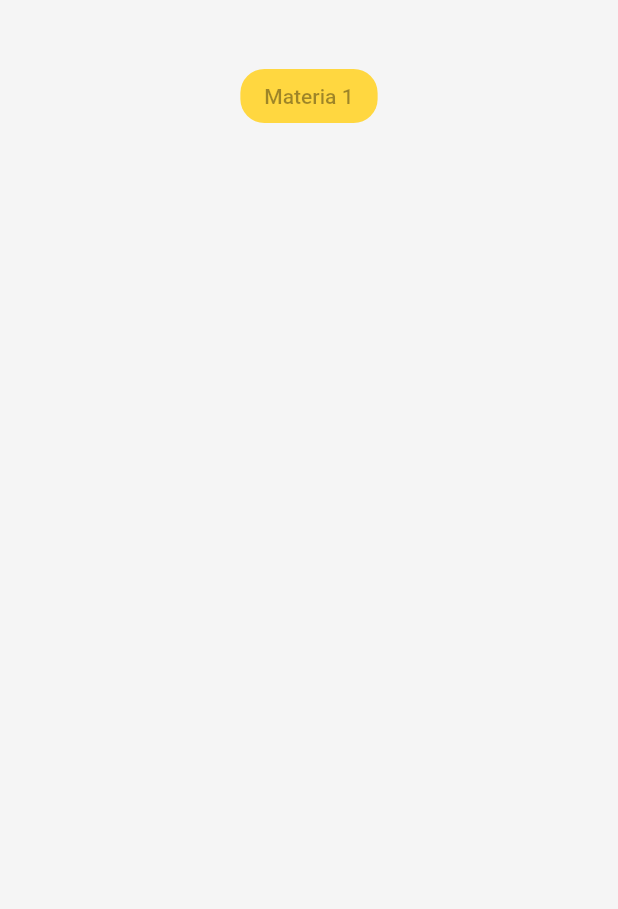
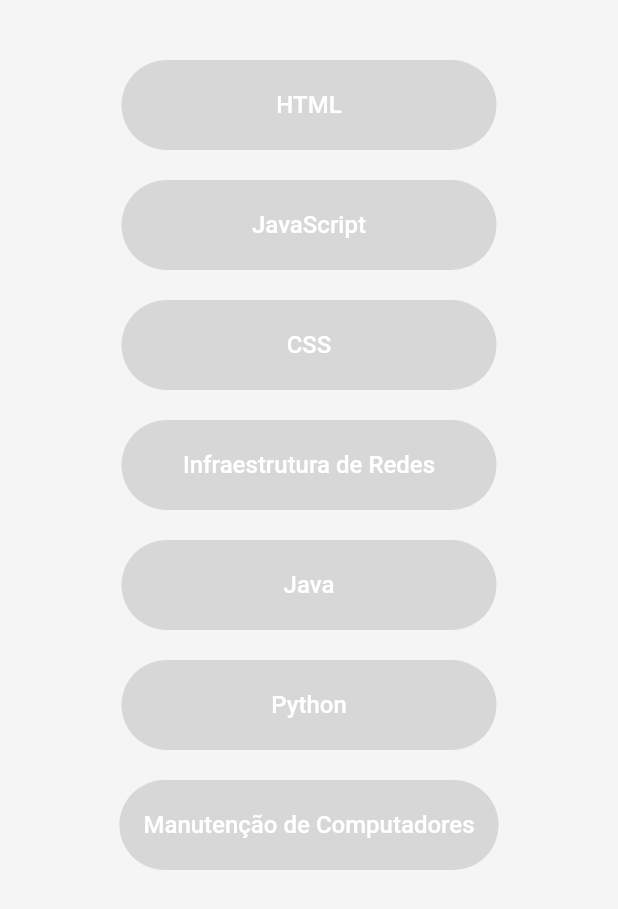
Before and after one commit to diozenio/bookstop, a Flutter app: the screen it shows after launch, on a phone screen of 412 x 824 dp. Shown: the top 909 px of the screen. Run offline on Flutter 3.47's test engine with Material 2 defaults, Android fonts, the phone set to English and light mode, and no system bars.

Commit message:
Botões (aparentemente) sem cor implementados

```diff
--- a/lib/pages/materia.dart
+++ b/lib/pages/materia.dart
@@ -20,18 +20,134 @@ class _MateriaState extends State<Materia> {
           padding: EdgeInsets.all(20.0),
           margin: EdgeInsets.all(20.0),
           child: Column(
+            mainAxisAlignment: MainAxisAlignment.center,
             children: [
               ElevatedButton(
-                style: ButtonStyle(
-                  backgroundColor: MaterialStateProperty.all<Color>(Colors.amberAccent),
-                  shape: MaterialStateProperty.all(RoundedRectangleBorder(
-                    borderRadius: BorderRadius.circular(16)
-                  ))
+                onPressed: null,
+                style: ElevatedButton.styleFrom(
+                  minimumSize: Size(250.0, 60.0),
+                  primary: Colors.amberAccent,
+                  onPrimary: Colors.amberAccent,
+                  shape: RoundedRectangleBorder(
+                    borderRadius: BorderRadius.all(Radius.circular(30))
+                  )
                 ),
+                child: Text( 'HTML',
+                  style: TextStyle(
+                    color: Colors.white,
+                    fontSize: 16,
+                  ),
+                  ),
+                ),
+                SizedBox(height: 20.0),
+                ElevatedButton(
                 onPressed: null,
-                child: Text('Materia 1'),
+                style: ElevatedButton.styleFrom(
+                  minimumSize: Size(250.0, 60.0),
+                  primary: Colors.amberAccent,
+                  onPrimary: Colors.amberAccent,
+                  shape: RoundedRectangleBorder(
+                    borderRadius: BorderRadius.all(Radius.circular(30))
+                  )
                 ),
-
+                child: Text( 'JavaScript',
+                  style: TextStyle(
+                    color: Colors.white,
+                    fontSize: 16,
+                  ),
+                  ),
+                ),
+                SizedBox(height: 20.0),
+                ElevatedButton(
+                onPressed: null,
+                style: ElevatedButton.styleFrom(
+                  minimumSize: Size(250.0, 60.0),
+                  primary: Colors.amberAccent,
+                  onPrimary: Colors.amberAccent,
+                  shape: RoundedRectangleBorder(
+                    borderRadius: BorderRadius.all(Radius.circular(30))
+                  )
+                ),
+                child: Text( 'CSS',
+                  style: TextStyle(
+                    color: Colors.white,
+                    fontSize: 16,
+                  ),
+                  ),
+                ),
+                SizedBox(height: 20.0),
+                ElevatedButton(
+                onPressed: null,
+                style: ElevatedButton.styleFrom(
+                  minimumSize: Size(250.0, 60.0),
+                  primary: Colors.amberAccent,
+                  onPrimary: Colors.amberAccent,
+                  shape: RoundedRectangleBorder(
+                    borderRadius: BorderRadius.all(Radius.circular(30))
+                  )
+                ),
+                child: Text( 'Infraestrutura de Redes',
+                  style: TextStyle(
+                    color: Colors.white,
+                    fontSize: 16,
+                  ),
+                  ),
+                ),
+                SizedBox(height: 20.0),
+              ElevatedButton(
+                onPressed: null,
+                style: ElevatedButton.styleFrom(
+                  minimumSize: Size(250.0, 60.0),
+                  primary: Colors.amberAccent,
+                  onPrimary: Colors.amberAccent,
+                  shape: RoundedRectangleBorder(
+                    borderRadius: BorderRadius.all(Radius.circular(30))
+                  )
+                ),
+                child: Text( 'Java',
+                  style: TextStyle(
+                    color: Colors.white,
+                    fontSize: 16,
+                  ),
+                  ),
+                ),
+                SizedBox(height: 20.0),
+              ElevatedButton(
+                onPressed: null,
+                style: ElevatedButton.styleFrom(
+                  minimumSize: Size(250.0, 60.0),
+                  primary: Colors.amberAccent,
+                  onPrimary: Colors.amberAccent,
+                  shape: RoundedRectangleBorder(
+                    borderRadius: BorderRadius.all(Radius.circular(30))
+                  )
+                ),
+                child: Text( 'Python',
+                  style: TextStyle(
+                    color: Colors.white,
+                    fontSize: 16,
+                  ),
+                  ),
+                ),
+                SizedBox(height: 20.0),
+                ElevatedButton(
+                onPressed: null,
+                style: ElevatedButton.styleFrom(
+                  minimumSize: Size(250.0, 60.0),
+                  primary: Colors.amberAccent,
+                  onPrimary: Colors.amberAccent,
+                  shape: RoundedRectangleBorder(
+                    borderRadius: BorderRadius.all(Radius.circular(30))
+                  )
+                ),
+                child: Text( 'Manutenção de Computadores',
+                  style: TextStyle(
+                    color: Colors.white,
+                    fontSize: 16,
+                  ),
+                  ),
+                ),
+                SizedBox(height: 20.0),
             ],
           )
         )
```
